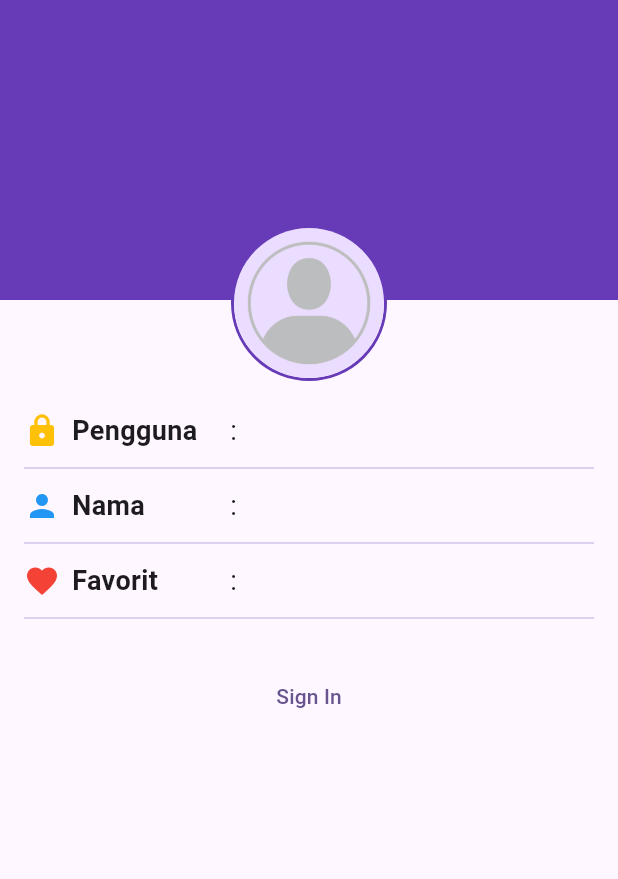
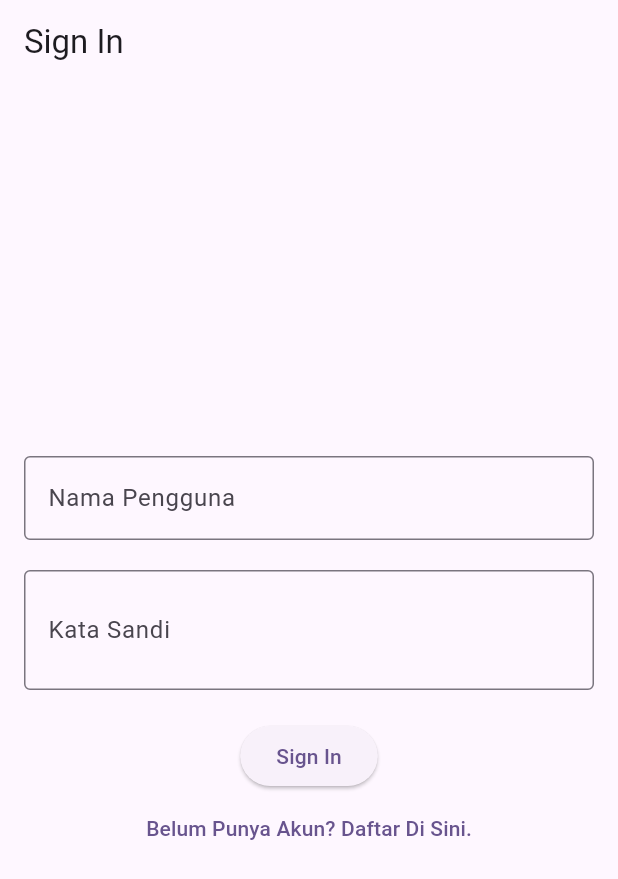
Before and after one commit to tiaamelia35/wisata_candi_tiaamelia, a Flutter app: the screen it shows after launch, on a phone screen of 412 x 824 dp. Shown: the top 879 px of the screen. Run offline on Flutter 3.47's test engine with Material 3 defaults, Android fonts, the phone set to English and light mode, and no system bars; our stand-ins replace cached_network_image.

Commit message:
signIn Screen

```diff
--- a/lib/main.dart
+++ b/lib/main.dart
@@ -3,6 +3,7 @@ import 'package:flutter/material.dart';
 import 'package:wisata_candi_tiaamelia/data/candi_data.dart';
 import 'package:wisata_candi_tiaamelia/screens/detail_screen.dart';
 import 'package:wisata_candi_tiaamelia/screens/profile_screen.dart';
+import 'package:wisata_candi_tiaamelia/screens/sign_in_screen.dart';
 
 void main() {
   runApp(const MyApp());
@@ -22,7 +23,8 @@ class MyApp extends StatelessWidget {
         ),
       ),
       // home: DetailScreen(candi: candiList[1]),
-      home: ProfileScreen(),
+      // home: ProfileScreen(),
+      home: SignInScreen(),
     );
   }
 }
--- /dev/null
+++ b/lib/screens/sign_in_screen.dart
@@ -0,0 +1,92 @@
+import 'package:flutter/material.dart';
+
+class SignInScreen extends StatefulWidget {
+  SignInScreen({super.key});
+
+  @override
+  State<SignInScreen> createState() => _SignInScreenState();
+}
+
+class _SignInScreenState extends State<SignInScreen> {
+  //TO-DO 1: Deklarasikan Variabel
+  final TextEditingController _usernameController = TextEditingController();
+
+  final TextEditingController _passwordController = TextEditingController();
+
+  String _errorText ='';
+
+  bool _isSignedIn = false;
+
+  bool _obscurePassword = true;
+
+  @override
+  Widget build(BuildContext context) {
+    return Scaffold(
+      //TO-DO 2: Pasang Appbar
+      appBar: AppBar(title: Text('Sign In'),),
+
+      //TO-DO 3: Pasang Body
+      body: Center(
+        child: SingleChildScrollView(
+          child: Padding(
+            padding: const EdgeInsets.all(16.0),
+            child: Form(
+              child: Column(
+
+                //TO-DO 4: Atur mainAxisAlignment dan crossAxisAlignment
+                mainAxisAlignment: MainAxisAlignment.center,
+                crossAxisAlignment: CrossAxisAlignment.center,
+                children: [
+                  //TO-DO 5:  Pasang TextFormField Nama Pengguna
+                  TextFormField(
+                    controller: _usernameController,
+                    decoration: InputDecoration(
+                      labelText: 'Nama Pengguna',
+                      border: OutlineInputBorder(),
+                    ),
+                  ),
+
+                  //TO-DO 6: Pasang TextFormField Password
+                  SizedBox(height: 20,),
+                  TextFormField(
+                    controller: _passwordController,
+                    decoration: InputDecoration(
+                      labelText: 'Kata Sandi',
+                      errorText: _errorText.isNotEmpty ? _errorText : null,
+                      border: OutlineInputBorder(),
+                      suffix: IconButton(
+                        onPressed: (){
+                          setState(() {
+                            _obscurePassword = !_obscurePassword;
+                          });
+                        },
+                        icon: Icon(
+                          _obscurePassword ? Icons.visibility_off : Icons.visibility
+                        ),
+                      )
+                    ),
+                    obscureText: _obscurePassword,
+                  ),
+
+
+                  //TO-DO 7: Pasang ElevatedButton SignIn
+                  SizedBox(height: 20,),
+                  ElevatedButton(
+                      onPressed: (){},
+                      child: Text('Sign In'),
+                  ),
+
+                  //TO-DO 8: Pasang TextButton Sign In
+                  TextButton(
+                      onPressed: (){},
+                      child: Text('Belum Punya Akun? Daftar Di Sini.'),),
+                ],
+
+              ),
+            ),
+          ),
+        ),
+      ),
+    );
+  }
+}
```
